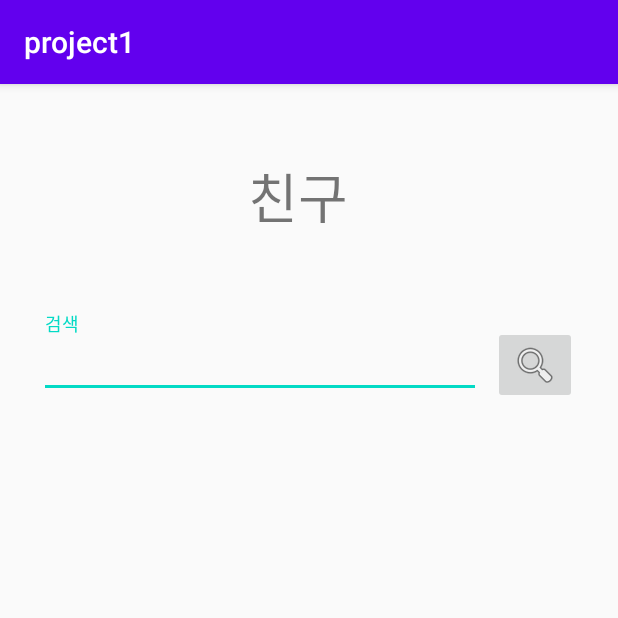
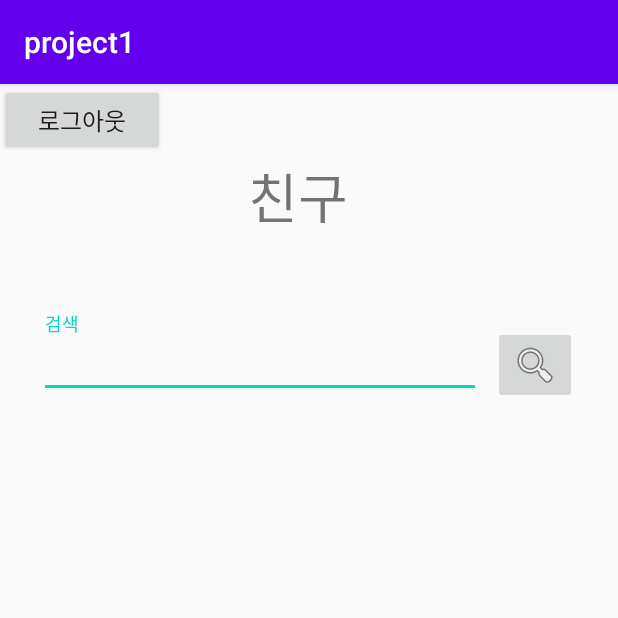
Before and after one commit to osc9556/ROA, an Android app: the FriendhomeActivity screen opened directly, with no data from a screen before it, on a phone screen of 412 x 824 dp, the top half of it. Run offline under Robolectric (Android 15) with nearby library versions, the phone set to English and light mode, and no system bars; network calls fail.

Commit message:
Update activity_friendhome.xml

```diff
--- a/app/src/main/res/layout/activity_friendhome.xml
+++ b/app/src/main/res/layout/activity_friendhome.xml
@@ -5,7 +5,19 @@
     android:layout_width="match_parent"
     android:layout_height="match_parent"
     tools:context=".FriendhomeActivity">
-
+ <Button
+        android:layout_width="110dp"
+        android:layout_height="wrap_content"
+        android:layout_alignParentRight="true"
+        android:layout_centerInParent="true"
+        android:layout_marginStart="5dp"
+        android:layout_marginLeft="5dp"
+        android:layout_marginTop="5dp"
+        android:layout_marginEnd="5dp"
+        android:layout_marginRight="5dp"
+        android:layout_marginBottom="5dp"
+        android:text="로그아웃"
+        android:textSize="16dp"></Button>
     <TextView
         android:id="@+id/textView"
         android:layout_width="80dp"
```
